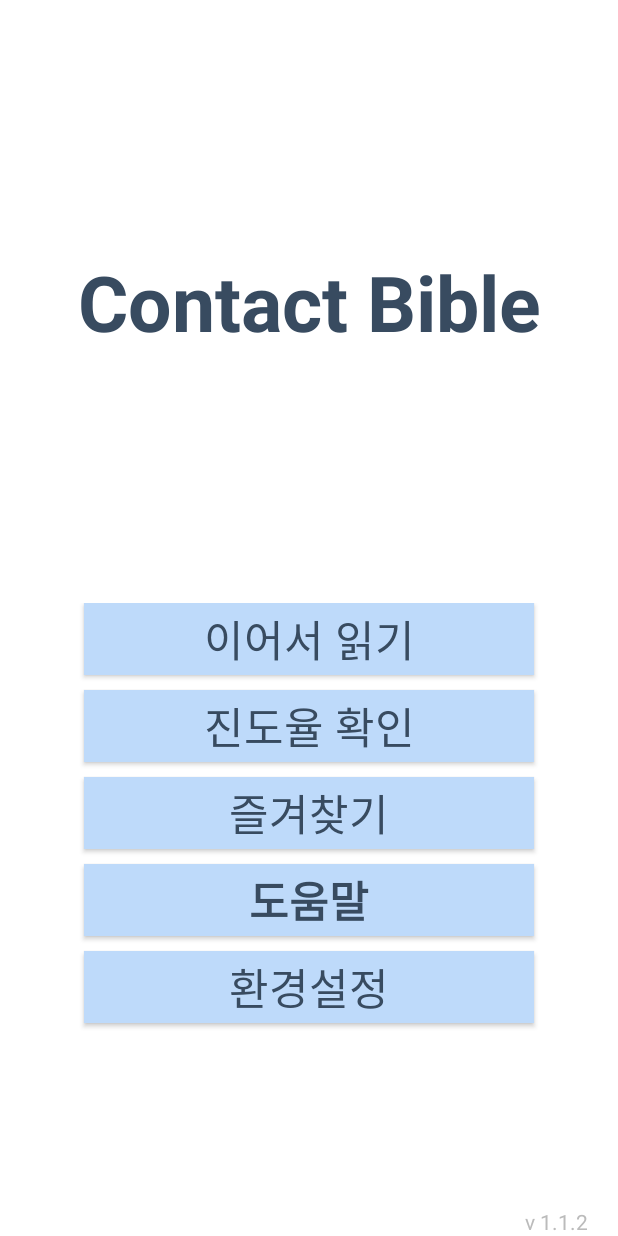
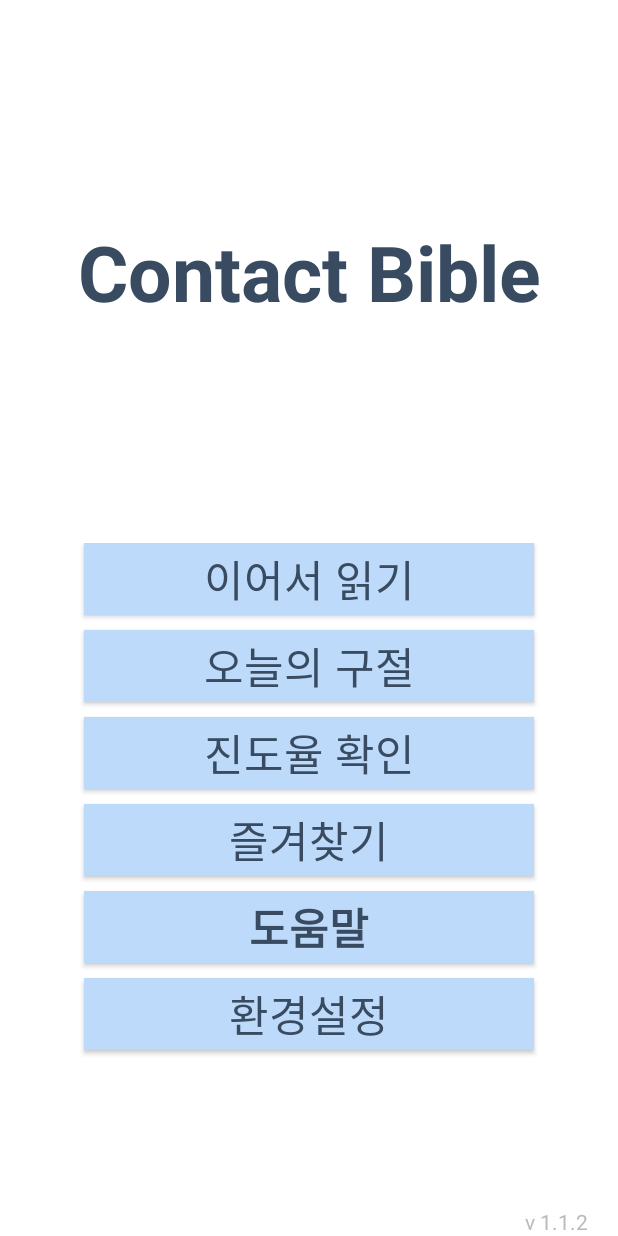
Before and after one commit to SeungGun/ContactBible, an Android app: the MainMenuActivity screen opened directly, with no data from a screen before it, on a phone screen of 412 x 824 dp. Run offline under Robolectric (Android 15) with nearby library versions, the light colour scheme and no system bars.

Commit message:
constructed basic verse of today with parsing

```diff
--- a/app/src/main/java/com/windry/contactbible/activities/MainMenuActivity.java
+++ b/app/src/main/java/com/windry/contactbible/activities/MainMenuActivity.java
@@ -15,6 +15,7 @@ public class MainMenuActivity extends AppCompatActivity {
     private Button go_bookmark;
     private Button go_setting;
     private Button go_helper;
+    private Button go_today;
     private MoveThread thread;
     @Override
     protected void onCreate(Bundle savedInstanceState){
@@ -25,9 +26,12 @@ public class MainMenuActivity extends AppCompatActivity {
         go_progress = findViewById(R.id.progress_check);
         go_setting = findViewById(R.id.setting);
         go_helper = findViewById(R.id.app_helper);
+        go_today = findViewById(R.id.today_verse);
         thread = new MoveThread();
         thread.start();
     }
+
+
     private class MoveThread extends Thread{
         private Intent intent;
         public void run(){
@@ -65,6 +69,13 @@ public class MainMenuActivity extends AppCompatActivity {
                     startActivity(intent);
                 }
             });
+            go_today.setOnClickListener(new View.OnClickListener() {
+                @Override
+                public void onClick(View view) {
+                    intent = new Intent(view.getContext(), TodayVerseActivity.class);
+                    startActivity(intent);
+                }
+            });
         }
     }
 }
--- a/app/src/main/res/layout/main_menu.xml
+++ b/app/src/main/res/layout/main_menu.xml
@@ -9,7 +9,7 @@
             android:layout_width="match_parent"
             android:layout_height="0px"
             android:layout_gravity="top"
-            android:layout_weight="3"
+            android:layout_weight="2.7"
                 android:orientation="vertical">
                 <TextView
                     android:layout_width="match_parent"
@@ -25,7 +25,7 @@
         <LinearLayout
             android:layout_width="match_parent"
             android:layout_height="0px"
-            android:layout_weight="3"
+            android:layout_weight="3.3"
             android:gravity="center_horizontal"
             android:orientation="vertical">
 
@@ -36,9 +36,20 @@
                     android:layout_marginBottom="10dp"
                     android:background="#BEDAFA"
                     android:onClick="goRead"
-                    android:text="이어서 읽기"
+                    android:text="@string/read_continue"
                     android:textSize="13pt"
                     android:textColor="#384B60"/>
+                <Button
+                    android:id="@+id/today_verse"
+                    android:layout_width="300dp"
+                    android:layout_height="wrap_content"
+                    android:layout_marginBottom="10dp"
+                    android:background="#BEDAFA"
+                    android:onClick="goToday"
+                    android:text="@string/today_verse"
+                    android:textSize="13pt"
+                    android:textColor="#384B60"/>
+
                 <Button
                     android:id="@+id/progress_check"
                     android:layout_width="300dp"
@@ -46,7 +57,7 @@
                     android:layout_marginBottom="10dp"
                     android:background="#BEDAFA "
                     android:onClick="goProgress"
-                    android:text="진도율 확인"
+                    android:text="@string/check_progress"
                     android:textSize="13pt"
                     android:textColor="#384B60"
                     />
@@ -57,7 +68,7 @@
                     android:layout_marginBottom="10dp"
                     android:background="#BEDAFA "
                     android:onClick="goBookmark"
-                    android:text="즐겨찾기"
+                    android:text="@string/bookmark"
                     android:textSize="13pt"
                     android:textColor="#384B60"
                     />
@@ -68,7 +79,7 @@
                     android:layout_marginBottom="10dp"
                     android:background="#BEDAFA "
                     android:onClick="goHelper"
-                    android:text="도움말"
+                    android:text="@string/helper"
                     android:textSize="13pt"
                     android:textStyle="bold"
                     android:textColor="#384B60"
@@ -80,7 +91,7 @@
                     android:layout_marginBottom="10dp"
                     android:background="#BEDAFA"
                     android:onClick="goSetting"
-                    android:text="환경설정"
+                    android:text="@string/ev_setting"
                     android:textSize="13pt"
                     android:textColor="#384B60"/>
 
--- a/app/src/main/res/values/strings.xml
+++ b/app/src/main/res/values/strings.xml
@@ -1,4 +1,10 @@
 <resources>
     <string name="app_name">컨택 바이블</string>
     <string name="tablename">SEUNG</string>
+    <string name="read_continue">이어서 읽기</string>
+    <string name="today_verse">오늘의 구절</string>
+    <string name="check_progress">진도율 확인</string>
+    <string name="bookmark">즐겨찾기</string>
+    <string name="helper">도움말</string>
+    <string name="ev_setting">환경설정</string>
 </resources>
```
Also changed, not shown: app/src/main/AndroidManifest.xml (+5 -3 lines), app/src/main/java/com/windry/contactbible/activities/MainActivity.java (+38 -29 lines), app/src/main/java/com/windry/contactbible/activities/TodayVerseActivity.java (added, +125 -0 lines), app/src/main/res/layout/activity_today_verse.xml (added, +14 -0 lines).
